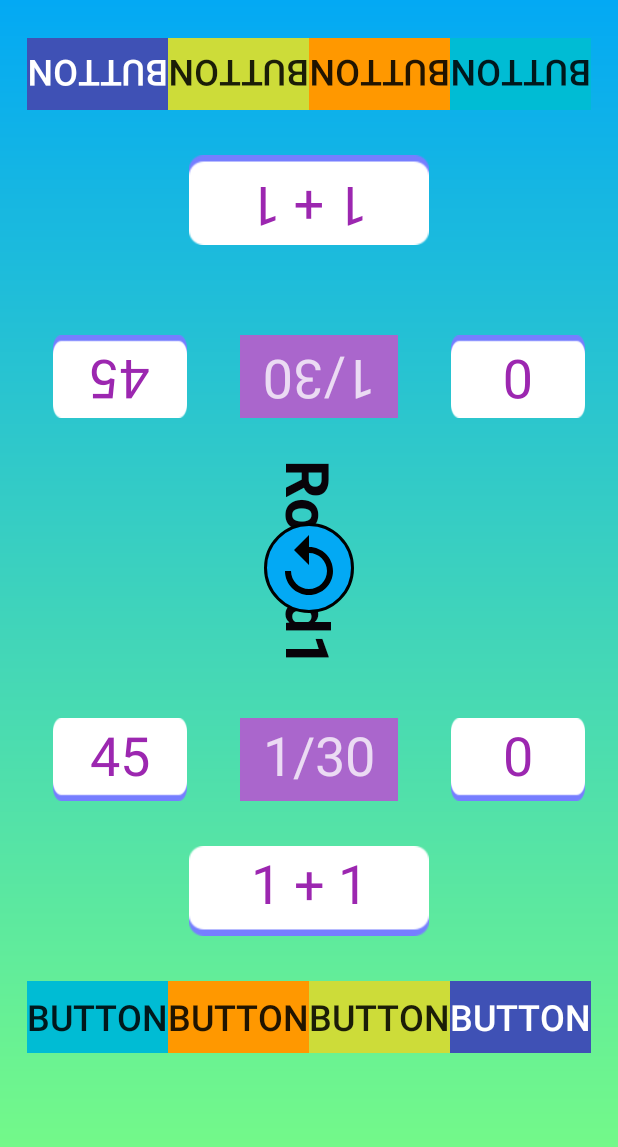
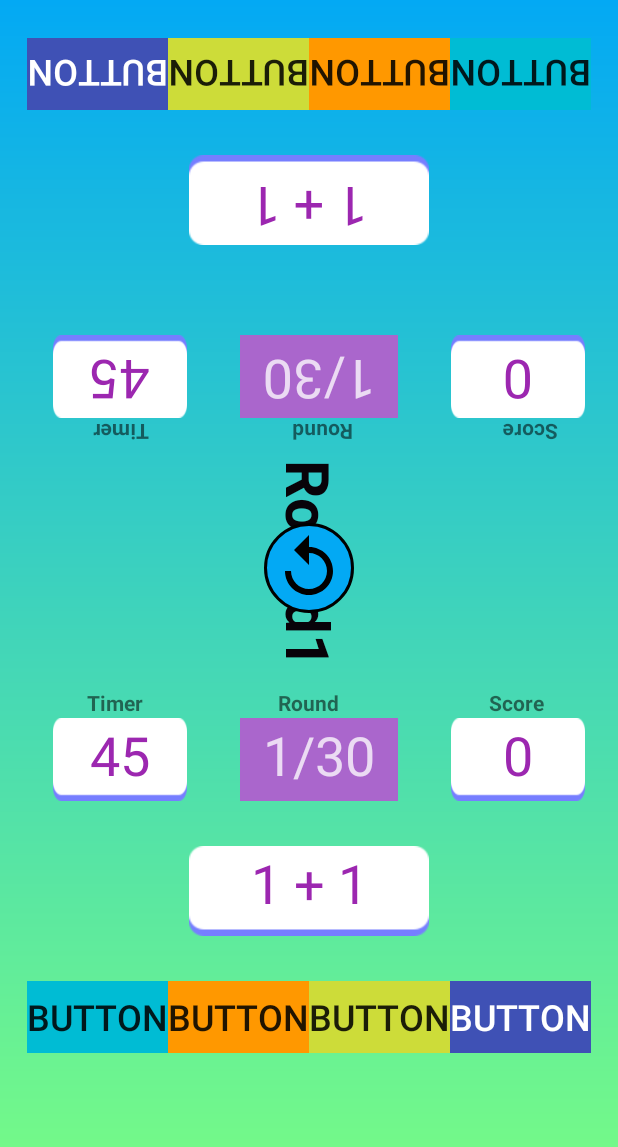
Before and after one commit to talhaim77/QuickMath, an Android app: the layout activity_game.xml on its own in the app's theme, with its tools: preview values and no code run, on a phone screen of 412 x 824 dp. Shown: the top 1147 px of the screen. Run offline under Robolectric (Android 15) with nearby library versions, the phone set to English and light mode, and no system bars; plain views replace GifTextView; Roboto replaces fonts that are not available here.

Commit message:
top10 impl1

```diff
--- a/app/src/main/java/com/tyl/quickmath/GameActivity.java
+++ b/app/src/main/java/com/tyl/quickmath/GameActivity.java
@@ -290,8 +290,8 @@ public class GameActivity extends AppCompatActivity {
         hideView(answerLayoutP2);
     }
     private void showViewsForAnim() {
-        labelsP1.setVisibility(View.VISIBLE);
-        labelsP2.setVisibility(View.VISIBLE);
+        showView(labelsP1);
+        showView(labelsP2);
         showView(timerLayoutP1);
         showView(timerLayoutP2);
         showView(questionTextP1);
--- a/app/src/main/res/layout/activity_game.xml
+++ b/app/src/main/res/layout/activity_game.xml
@@ -126,8 +126,7 @@
         android:layout_below="@id/layout_p1"
         android:id="@+id/labelsP1"
         android:orientation="horizontal"
-        android:rotation="-180"
-        android:visibility="invisible">
+        android:rotation="-180">
 
         <TextView
             android:layout_width="wrap_content"
@@ -200,8 +199,7 @@
         android:layout_marginLeft="48dp"
         android:layout_marginRight="30dp"
         android:id="@+id/labelsP2"
-        android:orientation="horizontal"
-        android:visibility="invisible">
+        android:orientation="horizontal">
         <TextView
             android:layout_width="wrap_content"
             android:layout_height="wrap_content"
```
